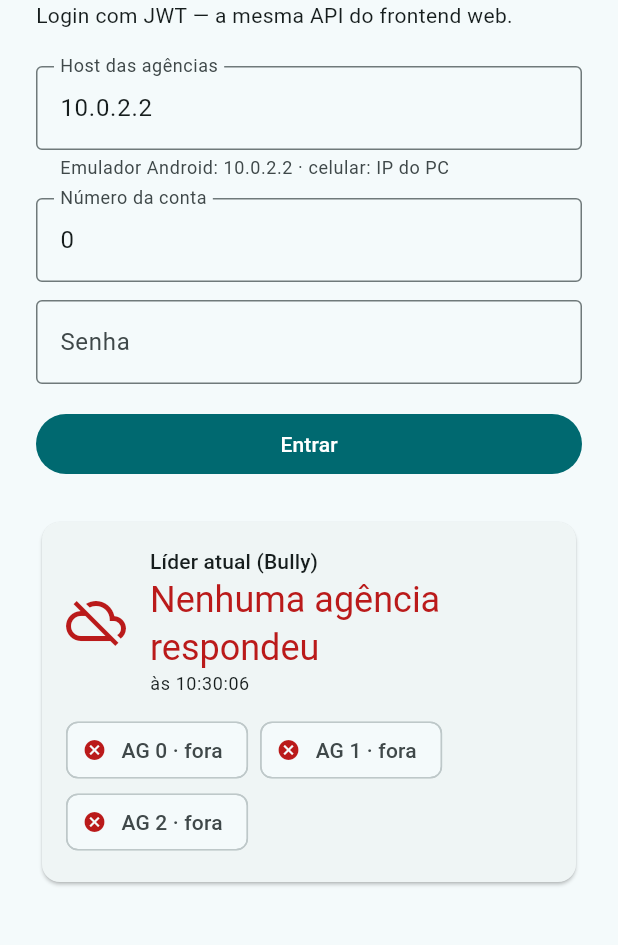
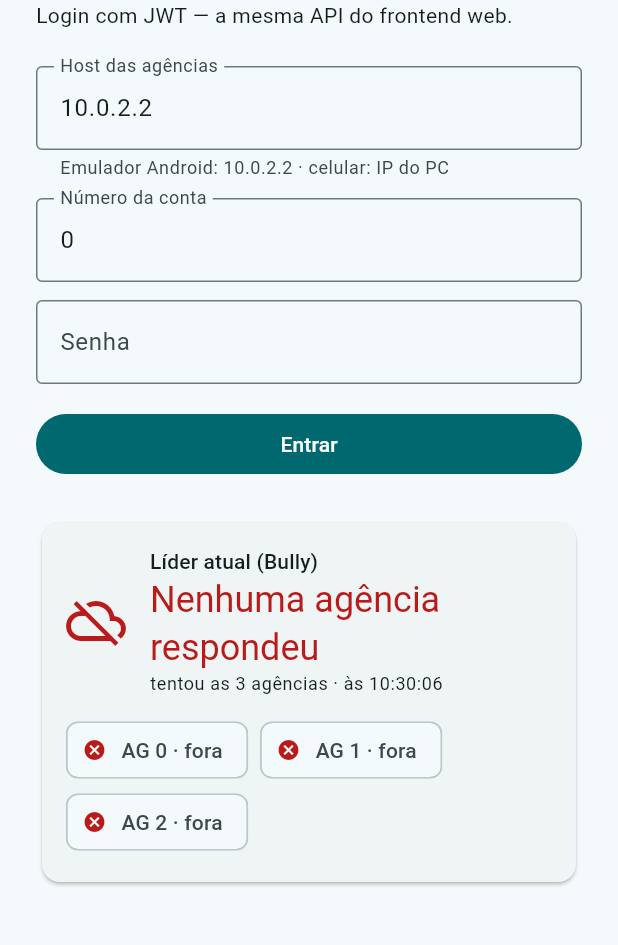
Before and after one commit to gs10111/ICEIbankGabrielSilveira, a Flutter app: the screen it shows after launch, on a phone screen of 412 x 824 dp, the part 138-1083 px from its top. Run offline on Flutter 3.47's test engine with Material 3 defaults, Android fonts, the phone set to English and light mode, and no system bars; our stand-ins replace connectivity_plus, hive_ce, hive_ce_flutter, material_ui; accounts and stored records are empty; network calls fail.

Commit message:
fix(mobile): painel nao cita agencia velha quando nenhuma responde
Visto no print do modo aviao: 'Nenhuma agencia respondeu' vinha com
'consultada na agencia 0', que era a consulta ANTERIOR. Agora diz que
tentou as 3.

De quebra, o aviso de saldo provisorio encurta para 'Provisorio · N
pendente(s)': o texto antigo cortava na largura de um celular.

```diff
--- a/app_mobile/lib/telas/conta_tela.dart
+++ b/app_mobile/lib/telas/conta_tela.dart
@@ -147,7 +147,7 @@ class _SaldoCartao extends StatelessWidget {
                 key: const Key('saldo-provisorio'),
                 avatar: const Icon(Icons.schedule, size: 18),
                 label: Text(
-                  'Provisório: inclui $emEspera operação(ões) pendente(s)',
+                  'Provisório · $emEspera pendente${emEspera > 1 ? 's' : ''}',
                 ),
                 backgroundColor: Theme.of(context)
                     .colorScheme
--- a/app_mobile/lib/telas/painel_lideranca.dart
+++ b/app_mobile/lib/telas/painel_lideranca.dart
@@ -60,7 +60,7 @@ class PainelLideranca extends StatelessWidget {
                           ),
                           if (monitor.atualizadoEm != null)
                             Text(
-                              '${monitor.consultadaEm == null ? '' : 'consultada na agência ${monitor.consultadaEm} · '}'
+                              '${monitor.nenhumaRespondeu ? 'tentou as 3 agências · ' : 'consultada na agência ${monitor.consultadaEm} · '}'
                               'às ${_hora(monitor.atualizadoEm!)}',
                               style: texto.bodySmall,
                             ),
```
